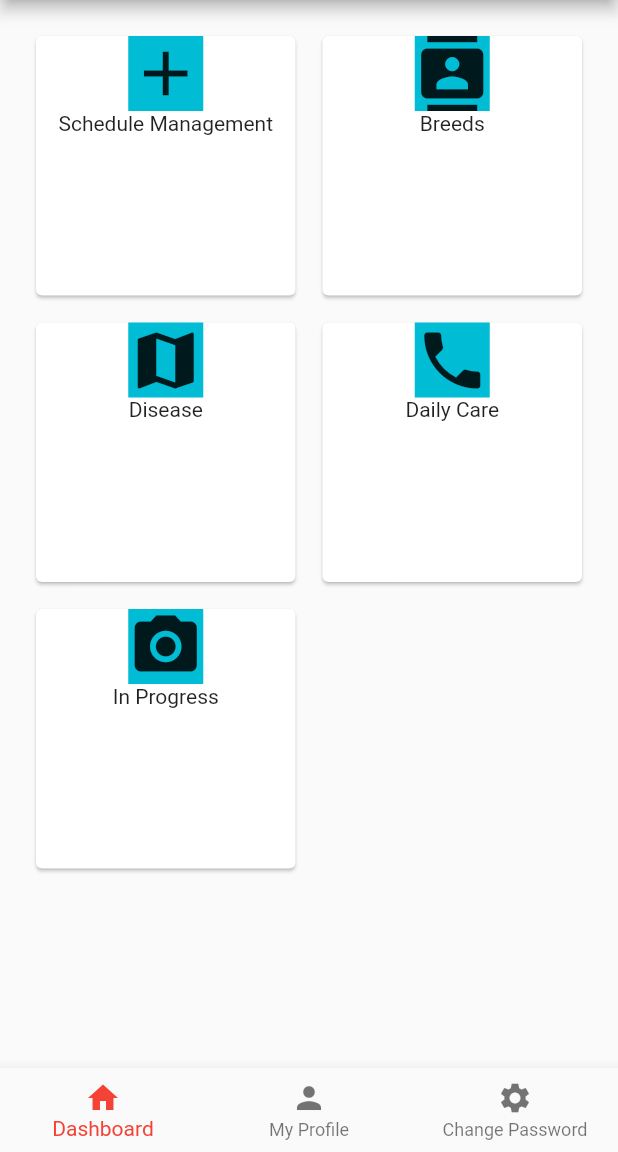
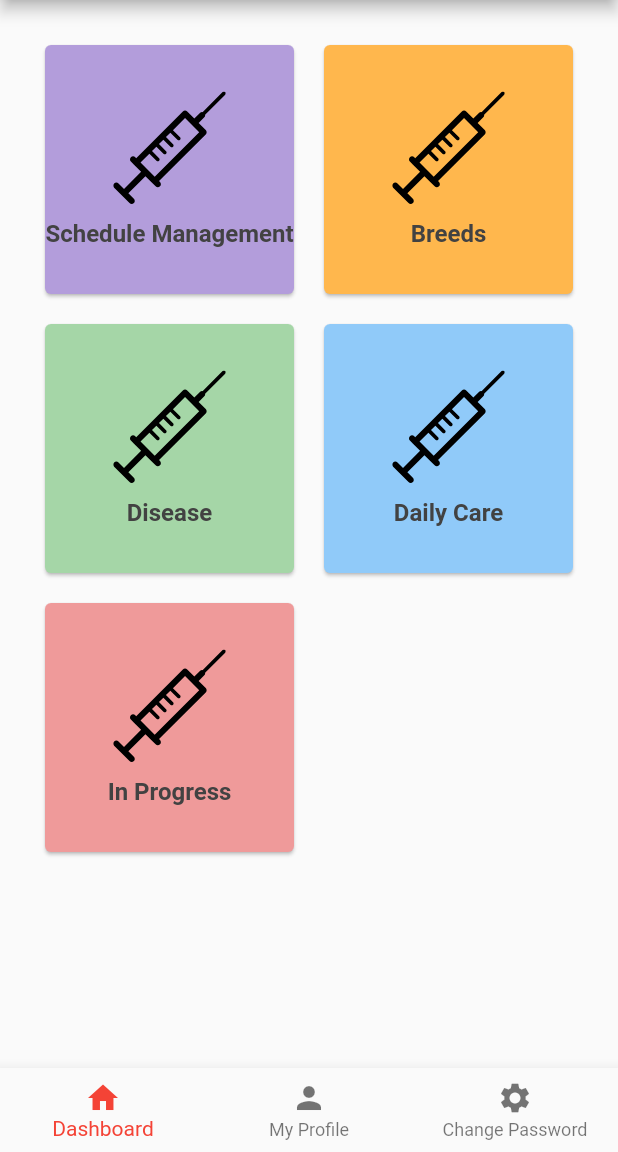
Before and after one commit to MZubairNaeem/poultry-assistant, a Flutter app: the screen it shows once a user with an empty profile is signed in, on a phone screen of 412 x 824 dp, the part 84-1236 px from its top. Run offline on Flutter 3.47's test engine with Material 2 defaults, Android fonts, the light colour scheme and no system bars; our stand-ins replace firebase_auth, firebase_core, flutter_svg, google_fonts; accounts and stored records are empty.

Commit message:
till cards

```diff
--- a/lib/screens/home/dashboard.dart
+++ /dev/null
@@ -1,71 +0,0 @@
-import 'package:flutter/material.dart';
-
-class Dashboard extends StatefulWidget {
-  const Dashboard({Key? key}) : super(key: key);
-
-  @override
-  State<Dashboard> createState() => _DashboardState();
-}
-
-class _DashboardState extends State<Dashboard> {
-  @override
-  Widget build(BuildContext context) {
-    return Scaffold(
-      body: Padding(
-        padding: const EdgeInsets.all(20.0),
-        child: GridView.count(
-          crossAxisCount: 2,
-          crossAxisSpacing: 10.0,
-          mainAxisSpacing: 10.0,
-          children: List.generate(5, (index) {
-            return Center(child: SelectCard(choice: choices[index], color: Colors.cyan,));
-          })
-        ),
-      ),
-    );
-  }
-}
-
-class Choice {
-  const Choice({ required this.title, required this.icon});
-
-  final String title;
-  final IconData icon;
-
-}
-
-const List<Choice> choices = <Choice>[
-  Choice( title: 'Schedule Management', icon: Icons.add),
-  Choice( title: 'Breeds', icon: Icons.contacts),
-  Choice( title: 'Disease', icon: Icons.map),
-  Choice( title: 'Daily Care', icon: Icons.phone),
-  Choice( title: 'In Progress', icon: Icons.camera_alt),
-];
-
-
-class SelectCard extends StatelessWidget {
-  const SelectCard({ Key? key, required this.choice, required this.color,}) : super(key: key);
-  final Choice choice;
-  final Color color;
-
-
-  @override
-  Widget build(BuildContext context) {
-    return Card(
-        child: Center(
-          child: Column(
-              crossAxisAlignment: CrossAxisAlignment.center,
-              children:[
-                Container(
-                  color: color,
-                    child: Icon(
-                  choice.icon,
-                  size: 50.0,
-                )),
-                Text(
-                  choice.title,
-                ),
-              ]),
-        ));
-  }
-}
--- /dev/null
+++ b/lib/screens/home/navigation/dashboard.dart
@@ -0,0 +1,129 @@
+import 'package:flutter/material.dart';
+import 'package:flutter_svg/flutter_svg.dart';
+import 'package:poultry_assistant/screens/home/cards/schedule_management.dart';
+
+class Dashboard extends StatefulWidget {
+  const Dashboard({Key? key}) : super(key: key);
+
+  @override
+  State<Dashboard> createState() => _DashboardState();
+}
+
+class _DashboardState extends State<Dashboard> {
+  @override
+  Widget build(BuildContext context) {
+    return Scaffold(
+      body: Padding(
+        padding: const EdgeInsets.all(20.0),
+        child: GridView(
+          gridDelegate: const SliverGridDelegateWithFixedCrossAxisCount(
+            crossAxisCount: 2,),
+          children: [
+            GestureDetector(
+              onTap: (){
+                Navigator.push(
+                    context,
+                    MaterialPageRoute(
+                        builder: (context) => const ScheduleManagement()));
+              },
+              child: Card(
+                color: Colors.deepPurple.shade200,
+                margin: const EdgeInsets.all(10),
+                child: Column(
+                  mainAxisAlignment: MainAxisAlignment.center,
+                  children: [
+                    SvgPicture.asset(
+                      height: 75, width: 75,
+                      "assets/syringe.svg",
+                      fit: BoxFit.contain,
+                    ),
+                    const SizedBox(
+                      height: 10,
+                    ),
+                    Text('Schedule Management',style: TextStyle(color: Colors.grey.shade800,fontSize: 16,fontWeight: FontWeight.bold),)
+                  ],
+                ),
+              ),
+            ),
+            Card(
+              color: Colors.orange.shade300,
+              margin: const EdgeInsets.all(10),
+              child: Column(
+                mainAxisAlignment: MainAxisAlignment.center,
+                children: [
+                  SvgPicture.asset(
+                    height: 75, width: 75,
+                    "assets/syringe.svg",
+                    fit: BoxFit.contain,
+                  ),
+                  const SizedBox(
+                    height: 10,
+                  ),
+                  Text('Breeds',style: TextStyle(color: Colors.grey.shade800,fontSize: 16,fontWeight: FontWeight.bold),)
+                ],
+              ),
+
+            ),
+            Card(
+              color: Colors.green.shade200,
+              margin: const EdgeInsets.all(10),
+              child: Column(
+                mainAxisAlignment: MainAxisAlignment.center,
+                children: [
+                  SvgPicture.asset(
+                    height: 75, width: 75,
+                    "assets/syringe.svg",
+                    fit: BoxFit.contain,
+                  ),
+                  const SizedBox(
+                    height: 10,
+                  ),
+                  Text('Disease',style: TextStyle(color: Colors.grey.shade800,fontSize: 16,fontWeight: FontWeight.bold),)
+                ],
+              ),
+
+            ),
+            Card(
+              color: Colors.blue.shade200,
+              margin: const EdgeInsets.all(10),
+              child: Column(
+                mainAxisAlignment: MainAxisAlignment.center,
+                children: [
+                  SvgPicture.asset(
+                    height: 75, width: 75,
+                    "assets/syringe.svg",
+                    fit: BoxFit.contain,
+                  ),
+                  const SizedBox(
+                    height: 10,
+                  ),
+                  Text('Daily Care',style: TextStyle(color: Colors.grey.shade800,fontSize: 16,fontWeight: FontWeight.bold),)
+                ],
+              ),
+
+            ),
+            Card(
+              color: Colors.red.shade200,
+              margin: const EdgeInsets.all(10),
+              child: Column(
+                mainAxisAlignment: MainAxisAlignment.center,
+                children: [
+                  SvgPicture.asset(
+                    height: 75, width: 75,
+                    "assets/syringe.svg",
+                    fit: BoxFit.contain,
+                  ),
+                  const SizedBox(
+                    height: 10,
+                  ),
+                  Text('In Progress',style: TextStyle(color: Colors.grey.shade800,fontSize: 16,fontWeight: FontWeight.bold),)
+                ],
+              ),
+
+            ),
+          ],
+        )
+      ),
+    );
+  }
+}
--- a/lib/screens/home/settings.dart
+++ b/lib/screens/home/navigation/settings.dart
@@ -1,7 +1,7 @@
 import 'package:firebase_auth/firebase_auth.dart';
 import 'package:flutter/material.dart';
 
-import '../credentials/login.dart';
+import '../../credentials/login.dart';
 
 class Settings extends StatefulWidget {
   const Settings({Key? key}) : super(key: key);
--- a/pubspec.yaml
+++ b/pubspec.yaml
@@ -39,6 +39,7 @@ dependencies:
   firebase_core: ^2.3.0
   google_fonts: ^3.0.1
   firebase_auth: ^4.1.5
+  flutter_svg: ^1.1.6
 
 dev_dependencies:
   flutter_test:
@@ -65,6 +66,7 @@ flutter:
   # To add assets to your application, add an assets section, like this:
   assets:
     - assets/logo.png
+    - assets/syringe.svg
   #   - images/a_dot_ham.jpeg
 
   # An image asset can refer to one or more resolution-specific "variants", see
```
Also changed, not shown: lib/screens/home/cards/schedule_management.dart (added, +22 -0 lines), lib/screens/home/home.dart (+3 -4 lines), lib/screens/home/navigation/profile.dart (added, +72 -0 lines), lib/screens/home/profile.dart (deleted, +0 -15 lines), assets/syringe.svg (added), pubspec.lock.
